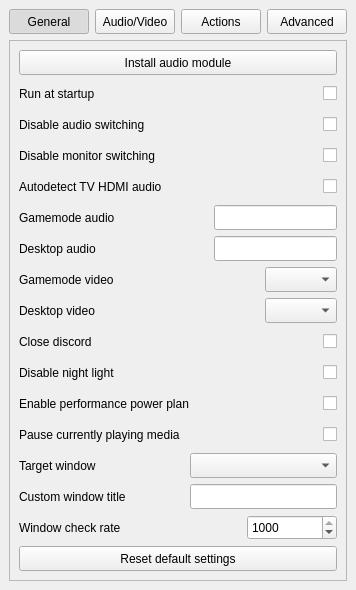
Old version of the form Configurator/Configurator.ui in the repository Odizinne/BigPictureTV.
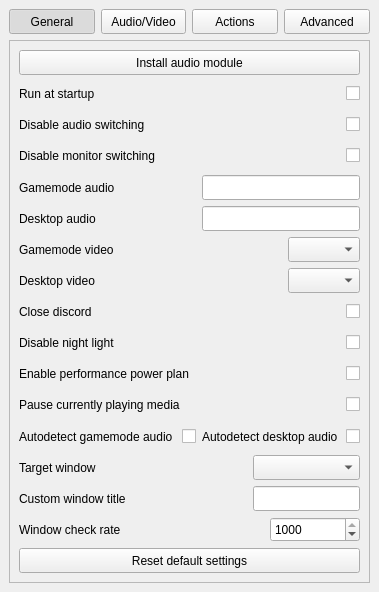
New version of the form.

Commit message: added auto desktop audio output detection

The edit to the form file:
```diff
--- a/Configurator/Configurator.ui
+++ b/Configurator/Configurator.ui
@@ -6,8 +6,8 @@
    <rect>
     <x>0</x>
     <y>0</y>
-    <width>356</width>
-    <height>590</height>
+    <width>379</width>
+    <height>592</height>
    </rect>
   </property>
   <property name="sizePolicy">
@@ -218,7 +218,72 @@
           <property name="spacing">
            <number>6</number>
           </property>
-          <item row="2" column="3">
+          <item row="3" column="0">
+           <widget class="QLabel" name="customWindowLabel">
+            <property name="minimumSize">
+             <size>
+              <width>0</width>
+              <height>25</height>
+             </size>
+            </property>
+            <property name="text">
+             <string>Custom window title</string>
+            </property>
+           </widget>
+          </item>
+          <item row="4" column="0">
+           <widget class="QLabel" name="checkrateLabel">
+            <property name="minimumSize">
+             <size>
+              <width>0</width>
+              <height>25</height>
+             </size>
+            </property>
+            <property name="text">
+             <string>Window check rate</string>
+            </property>
+           </widget>
+          </item>
+          <item row="2" column="1">
+           <spacer name="horizontalSpacer_4">
+            <property name="orientation">
+             <enum>Qt::Orientation::Horizontal</enum>
+            </property>
+            <property name="sizeHint" stdset="0">
+             <size>
+              <width>40</width>
+              <height>20</height>
+             </size>
+            </property>
+           </spacer>
+          </item>
+          <item row="2" column="0">
+           <widget class="QLabel" name="targetWindowLabel">
+            <property name="minimumSize">
+             <size>
+              <width>0</width>
+              <height>25</height>
+             </size>
+            </property>
+            <property name="text">
+             <string>Target window</string>
+            </property>
+           </widget>
+          </item>
+          <item row="5" column="0" colspan="5">
+           <widget class="QPushButton" name="resetSettingsButton">
+            <property name="minimumSize">
+             <size>
+              <width>0</width>
+              <height>25</height>
+             </size>
+            </property>
+            <property name="text">
+             <string>Reset default settings</string>
+            </property>
+           </widget>
+          </item>
+          <item row="4" column="4">
            <widget class="QSpinBox" name="checkrateSpinBox">
             <property name="minimumSize">
              <size>
@@ -243,57 +308,33 @@
             </property>
            </widget>
           </item>
-          <item row="3" column="0" colspan="4">
-           <widget class="QPushButton" name="resetSettingsButton">
-            <property name="minimumSize">
-             <size>
-              <width>0</width>
-              <height>25</height>
-             </size>
+          <item row="1" column="0" colspan="5">
+           <layout class="QGridLayout" name="gridLayout_3">
+            <item row="1" column="1">
+             <widget class="QCheckBox" name="autodetectCheckBox">
+              <property name="layoutDirection">
+               <enum>Qt::LayoutDirection::RightToLeft</enum>
             </property>
             <property name="text">
-             <string>Reset default settings</string>
+               <string/>
             </property>
            </widget>
           </item>
-          <item row="0" column="2" colspan="2">
-           <widget class="QComboBox" name="targetWindowComboBox">
+            <item row="1" column="2">
+             <widget class="QLabel" name="label_2">
             <property name="minimumSize">
              <size>
               <width>0</width>
               <height>25</height>
              </size>
             </property>
-           </widget>
-          </item>
-          <item row="2" column="0">
-           <widget class="QLabel" name="checkrateLabel">
-            <property name="minimumSize">
-             <size>
-              <width>0</width>
-              <height>25</height>
-             </size>
-            </property>
             <property name="text">
-             <string>Window check rate</string>
-            </property>
-           </widget>
-          </item>
-          <item row="0" column="0">
-           <widget class="QLabel" name="targetWindowLabel">
-            <property name="minimumSize">
-             <size>
-              <width>0</width>
-              <height>25</height>
-             </size>
-            </property>
-            <property name="text">
-             <string>Target window</string>
+               <string>Autodetect desktop audio</string>
             </property>
            </widget>
           </item>
           <item row="1" column="0">
-           <widget class="QLabel" name="customWindowLabel">
+             <widget class="QLabel" name="label">
             <property name="minimumSize">
              <size>
               <width>0</width>
@@ -301,30 +342,23 @@
              </size>
             </property>
             <property name="text">
-             <string>Custom window title</string>
+               <string>Autodetect gamemode audio</string>
             </property>
            </widget>
           </item>
-          <item row="2" column="2">
-           <spacer name="horizontalSpacer">
-            <property name="minimumSize">
-             <size>
-              <width>0</width>
-              <height>25</height>
-             </size>
-            </property>
-            <property name="orientation">
-             <enum>Qt::Orientation::Horizontal</enum>
-            </property>
-            <property name="sizeHint" stdset="0">
-             <size>
-              <width>40</width>
-              <height>20</height>
-             </size>
-            </property>
-           </spacer>
-          </item>
-          <item row="1" column="2" colspan="2">
+            <item row="1" column="3">
+             <widget class="QCheckBox" name="autodetectDesktopCheckBox">
+              <property name="layoutDirection">
+               <enum>Qt::LayoutDirection::RightToLeft</enum>
+              </property>
+              <property name="text">
+               <string/>
+              </property>
+             </widget>
+            </item>
+           </layout>
+          </item>
+          <item row="3" column="2" colspan="3">
            <widget class="QLineEdit" name="customWindowLineEdit">
             <property name="minimumSize">
              <size>
@@ -334,8 +368,14 @@
             </property>
            </widget>
           </item>
-          <item row="0" column="1">
-           <spacer name="horizontalSpacer_4">
+          <item row="4" column="2" colspan="2">
+           <spacer name="horizontalSpacer">
+            <property name="minimumSize">
+             <size>
+              <width>0</width>
+              <height>25</height>
+             </size>
+            </property>
             <property name="orientation">
              <enum>Qt::Orientation::Horizontal</enum>
             </property>
@@ -347,6 +387,16 @@
             </property>
            </spacer>
           </item>
+          <item row="2" column="2" colspan="3">
+           <widget class="QComboBox" name="targetWindowComboBox">
+            <property name="minimumSize">
+             <size>
+              <width>0</width>
+              <height>25</height>
+             </size>
+            </property>
+           </widget>
+          </item>
          </layout>
         </widget>
        </item>
@@ -652,29 +702,6 @@
             </property>
            </widget>
           </item>
-          <item row="0" column="0">
-           <widget class="QLabel" name="label">
-            <property name="minimumSize">
-             <size>
-              <width>0</width>
-              <height>25</height>
-             </size>
-            </property>
-            <property name="text">
-             <string>Autodetect TV HDMI audio</string>
-            </property>
-           </widget>
-          </item>
-          <item row="0" column="3">
-           <widget class="QCheckBox" name="autodetectCheckBox">
-            <property name="layoutDirection">
-             <enum>Qt::LayoutDirection::RightToLeft</enum>
-            </property>
-            <property name="text">
-             <string/>
-            </property>
-           </widget>
-          </item>
          </layout>
         </widget>
        </item>
```
Lines whose indentation alone changed are shown as unchanged. The commit also changes 6 other files.
